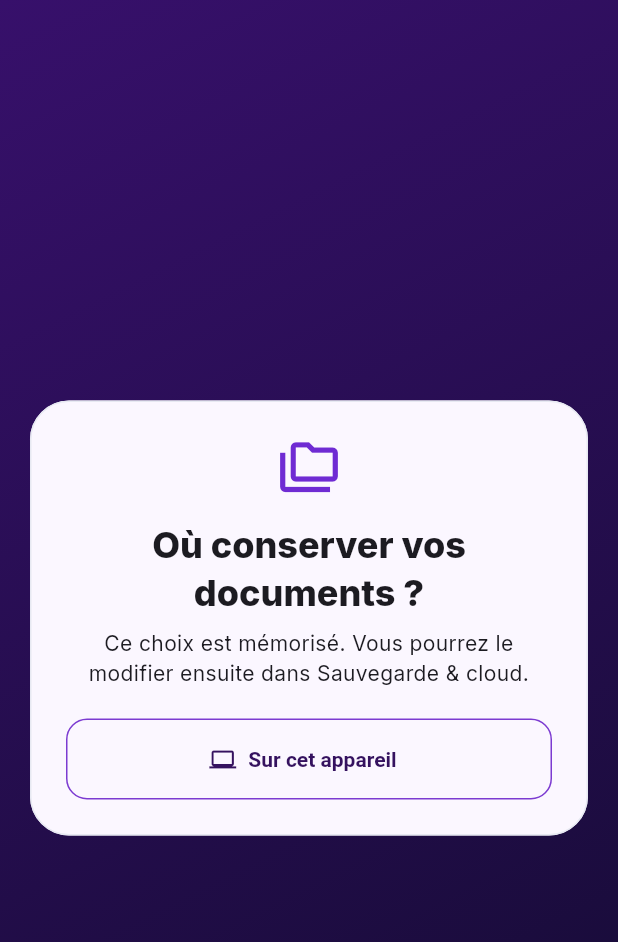
After one commit to nikaisedoua-source/dec-docx, a Flutter app: the screen it shows after launch, on a phone screen of 412 x 824 dp. The commit adds this screen. Shown: the top 942 px of the screen. Run offline on Flutter 3.47's test engine with Material 3 defaults, Android fonts, the phone set to English and light mode, and no system bars; our stand-ins replace file_picker, share_plus; missing offline and left inert: dart:js_interop, syncfusion_flutter_pdf.

Commit message:
Release 1.9.1 preview: repair Chinese PDF numbering and storage reconnection

```diff
--- a/lib/cloud/cloud_storage_native.dart
+++ b/lib/cloud/cloud_storage_native.dart
@@ -11,7 +11,16 @@ class CloudStorage {
   final File? configFile;
   String? _root;
   String? provider;
+  String? mode;
   String? get folder => _root;
+  String? get permission =>
+      mode == 'local' || (_root != null && Directory(_root!).existsSync())
+      ? 'granted'
+      : mode == 'folder'
+      ? 'denied'
+      : null;
+  bool get configured => mode != null;
+  bool get connected => mode == 'folder' && permission == 'granted';
   bool get supported =>
       Platform.isMacOS || Platform.isWindows || Platform.isLinux;
   Future<File> _config() async =>
@@ -24,8 +33,9 @@ class CloudStorage {
     final file = await _config();
     if (!await file.exists()) return;
     final data = jsonDecode(await file.readAsString()) as Map<String, dynamic>;
-    _root = data['root'] as String;
-    provider = data['provider'] as String;
+    mode = data['mode'] as String? ?? 'folder';
+    _root = data['root'] as String?;
+    provider = data['provider'] as String?;
   }
 
   Future<void> choose(String service) async {
@@ -43,12 +53,24 @@ class CloudStorage {
     final file = await _config();
     await file.parent.create(recursive: true);
     await file.writeAsString(
-      jsonEncode({'root': path, 'provider': service}),
+      jsonEncode({'mode': 'folder', 'root': path, 'provider': service}),
       flush: true,
     );
     _root = path;
     provider = service;
+    mode = 'folder';
   }
+
+  Future<void> chooseLocal() async {
+    final file = await _config();
+    await file.parent.create(recursive: true);
+    await file.writeAsString(jsonEncode({'mode': 'local'}), flush: true);
+    _root = null;
+    provider = null;
+    mode = 'local';
+  }
+
+  Future<void> authorize() async {}
 
   Future<Directory> _library() async {
     if (_root == null || !await Directory(_root!).exists()) {
@@ -122,5 +144,6 @@ class CloudStorage {
     if (await file.exists()) await file.delete();
     _root = null;
     provider = null;
+    mode = null;
   }
 }
--- a/lib/cloud/cloud_storage_web.dart
+++ b/lib/cloud/cloud_storage_web.dart
@@ -17,7 +17,11 @@ external bool get _supported;
 class CloudStorage {
   String? folder;
   String? provider;
+  String? mode;
+  String? permission;
   bool get supported => _supported;
+  bool get configured => mode != null;
+  bool get connected => folder != null && permission == 'granted';
   Future<dynamic> _request(
     String method, [
     Map<String, dynamic> args = const {},
@@ -32,6 +36,8 @@ class CloudStorage {
   void _state(dynamic result) {
     folder = result?['folder'] as String?;
     provider = result?['provider'] as String?;
+    mode = result?['mode'] as String?;
+    permission = result?['permission'] as String?;
   }
 
   Future<void> restore() async {
@@ -40,6 +46,14 @@ class CloudStorage {
 
   Future<void> choose(String service) async {
     _state(await _request('choose', {'provider': service}));
+  }
+
+  Future<void> chooseLocal() async {
+    _state(await _request('chooseLocal'));
+  }
+
+  Future<void> authorize() async {
+    _state(await _request('authorize'));
   }
 
   Future<List<CloudFile>> list() async => ((await _request('list')) as List)
@@ -64,5 +78,7 @@ class CloudStorage {
     await _request('disconnect');
     folder = null;
     provider = null;
+    mode = null;
+    permission = null;
   }
 }
--- /dev/null
+++ b/lib/cloud/storage_gate.dart
@@ -0,0 +1,203 @@
+import 'package:flutter/material.dart';
+
+import 'cloud_models.dart';
+import 'cloud_storage.dart';
+
+class StorageGate extends StatefulWidget {
+  const StorageGate({super.key, required this.child});
+
+  final Widget child;
+
+  @override
+  State<StorageGate> createState() => _StorageGateState();
+}
+
+class _StorageGateState extends State<StorageGate> {
+  final CloudStorage _storage = CloudStorage();
+  String _provider = 'Google Drive';
+  String? _error;
+  bool _loading = true;
+  bool _busy = false;
+
+  @override
+  void initState() {
+    super.initState();
+    _restore();
+  }
+
+  Future<void> _restore() async {
+    try {
+      await _storage.restore();
+      if (_storage.provider != null &&
+          cloudProviders.containsKey(_storage.provider)) {
+        _provider = _storage.provider!;
+      }
+    } catch (error) {
+      _error = 'Le stockage précédent est indisponible : $error';
+    } finally {
+      if (mounted) setState(() => _loading = false);
+    }
+  }
+
+  Future<void> _run(Future<void> Function() action) async {
+    setState(() {
+      _busy = true;
+      _error = null;
+    });
+    try {
+      await action();
+    } catch (error) {
+      if (mounted) setState(() => _error = 'Connexion non terminée : $error');
+    } finally {
+      if (mounted) setState(() => _busy = false);
+    }
+  }
+
+  @override
+  Widget build(BuildContext context) {
+    if (_loading) {
+      return const Scaffold(body: Center(child: CircularProgressIndicator()));
+    }
+    if ((_storage.mode == 'local') || _storage.connected) return widget.child;
+
+    final needsAuthorization =
+        _storage.mode == 'folder' && _storage.folder != null;
+    return Scaffold(
+      body: DecoratedBox(
+        decoration: const BoxDecoration(
+          gradient: LinearGradient(
+            begin: Alignment.topLeft,
+            end: Alignment.bottomRight,
+            colors: [Color(0xff37106b), Color(0xff130b31)],
+          ),
+        ),
+        child: SafeArea(
+          child: Center(
+            child: SingleChildScrollView(
+              padding: const EdgeInsets.all(20),
+              child: ConstrainedBox(
+                constraints: const BoxConstraints(maxWidth: 560),
+                child: Card(
+                  color: const Color(0xfffbf7ff),
+                  child: Padding(
+                    padding: const EdgeInsets.all(24),
+                    child: Column(
+                      crossAxisAlignment: CrossAxisAlignment.stretch,
+                      children: [
+                        const Icon(
+                          Icons.folder_copy_outlined,
+                          size: 42,
+                          color: Color(0xff6f2bd3),
+                        ),
+                        const SizedBox(height: 14),
+                        Text(
+                          needsAuthorization
+                              ? 'Réautoriser votre stockage'
+                              : 'Où conserver vos documents ?',
+                          textAlign: TextAlign.center,
+                          style: Theme.of(context).textTheme.headlineSmall
+                              ?.copyWith(fontWeight: FontWeight.w800),
+                        ),
+                        const SizedBox(height: 8),
+                        Text(
+                          needsAuthorization
+                              ? 'Le dossier ${_storage.folder} est mémorisé, mais le navigateur demande votre autorisation pour y accéder de nouveau.'
+                              : 'Ce choix est mémorisé. Vous pourrez le modifier ensuite dans Sauvegarde & cloud.',
+                          textAlign: TextAlign.center,
+                        ),
+                        if (_error != null) ...[
+                          const SizedBox(height: 12),
+                          Text(
+                            _error!,
+                            style: const TextStyle(color: Color(0xff9c1c3e)),
+                          ),
+                        ],
+                        const SizedBox(height: 20),
+                        if (needsAuthorization) ...[
+                          FilledButton.icon(
+                            onPressed: _busy
+                                ? null
+                                : () => _run(_storage.authorize),
+                            icon: const Icon(Icons.lock_open_outlined),
+                            label: Text(
+                              'Autoriser ${_storage.provider ?? 'le dossier'}',
+                            ),
+                          ),
+                          const SizedBox(height: 10),
+                        ],
+                        OutlinedButton.icon(
+                          style: OutlinedButton.styleFrom(
+                            foregroundColor: const Color(0xff35125f),
+                            side: const BorderSide(color: Color(0xff7c3bd1)),
+                          ),
+                          onPressed: _busy
+                              ? null
+                              : () => _run(_storage.chooseLocal),
+                          icon: const Icon(Icons.computer_outlined),
+                          label: const Text('Sur cet appareil'),
+                        ),
+                        if (_storage.supported) ...[
+                          const Padding(
+                            padding: EdgeInsets.symmetric(vertical: 14),
+                            child: Row(
+                              children: [
+                                Expanded(child: Divider()),
+                                Padding(
+                                  padding: EdgeInsets.symmetric(horizontal: 10),
+                                  child: Text('OU DOSSIER SYNCHRONISÉ'),
+                                ),
+                                Expanded(child: Divider()),
+                              ],
+                            ),
+                          ),
+                          DropdownButtonFormField<String>(
+                            initialValue: _provider,
+                            isExpanded: true,
+                            decoration: const InputDecoration(
+                              labelText: 'Service cloud installé',
+                            ),
+                            items: cloudProviders.entries
+                                .map(
+                                  (entry) => DropdownMenuItem(
+                                    value: entry.key,
+                                    child: Text(
+                                      '${entry.key} · ${entry.value.quota}',
+                                      overflow: TextOverflow.ellipsis,
+                                    ),
+                                  ),
+                                )
+                                .toList(),
+                            onChanged: _busy
+                                ? null
+                                : (value) => setState(() => _provider = value!),
+                          ),
+                          const SizedBox(height: 10),
+                          FilledButton.icon(
+                            onPressed: _busy
+                                ? null
+                                : () => _run(() => _storage.choose(_provider)),
+                            icon: const Icon(Icons.cloud_done_outlined),
+                            label: const Text('Choisir et relier le dossier'),
+                          ),
+                          const SizedBox(height: 8),
+                          const Text(
+                            'Sélectionnez le dossier déjà synchronisé par Google Drive, MEGA, OneDrive ou iCloud. Une simple connexion au site du service ne donne pas encore accès à ce dossier.',
+                            textAlign: TextAlign.center,
+                          ),
+                        ],
+                        if (_busy) ...[
+                          const SizedBox(height: 14),
+                          const LinearProgressIndicator(),
+                        ],
+                      ],
+                    ),
+                  ),
+                ),
+              ),
+            ),
+          ),
+        ),
+      ),
+    );
+  }
+}
--- a/lib/main.dart
+++ b/lib/main.dart
@@ -13,6 +13,7 @@ import 'package:url_launcher/url_launcher.dart';
 import 'docx_builder.dart';
 import 'cloud/cloud_models.dart';
 import 'cloud/cloud_panel.dart';
+import 'cloud/storage_gate.dart';
 import 'pdf_web_stub.dart' if (dart.library.js_interop) 'pdf_web.dart';
 import 'ai_assistant.dart';
 import 'sermon_reference.dart';
@@ -113,7 +114,7 @@ class DesignPalette {
 }
 
 const _appName = 'DEC DOCX';
-const _appVersion = '1.9.0';
+const _appVersion = '1.9.1';
 const _updateManifestUrl = String.fromEnvironment(
   'DEC_DOCX_UPDATE_MANIFEST_URL',
   defaultValue: 'https://nikaisedoua-source.github.io/dec-docx/update.json',
@@ -634,7 +635,9 @@ class AppStrings {
 }
 
 class DocxGeneratorApp extends StatelessWidget {
-  const DocxGeneratorApp({super.key});
+  const DocxGeneratorApp({super.key, this.skipStorageSetup = false});
+
+  final bool skipStorageSetup;
 
   @override
   Widget build(BuildContext context) {
@@ -713,7 +716,9 @@ class DocxGeneratorApp extends StatelessWidget {
           ),
         ),
       ),
-      home: const GeneratorPage(),
+      home: skipStorageSetup
+          ? const GeneratorPage()
+          : const StorageGate(child: GeneratorPage()),
     );
   }
 }
--- a/pubspec.yaml
+++ b/pubspec.yaml
@@ -16,7 +16,7 @@ publish_to: 'none' # Remove this line if you wish to publish to pub.dev
 # https://developer.apple.com/library/archive/documentation/General/Reference/InfoPlistKeyReference/Articles/CoreFoundationKeys.html
 # In Windows, build-name is used as the major, minor, and patch parts
 # of the product and file versions while build-number is used as the build suffix.
-version: 1.9.0+29
+version: 1.9.1+30
 
 environment:
   sdk: ^3.10.0-107.0.dev
```
Also changed, not shown: lib/cloud/cloud_panel.dart (+35 -3 lines), lib/docx_builder.dart (+43 -1 lines), 7 other files.
